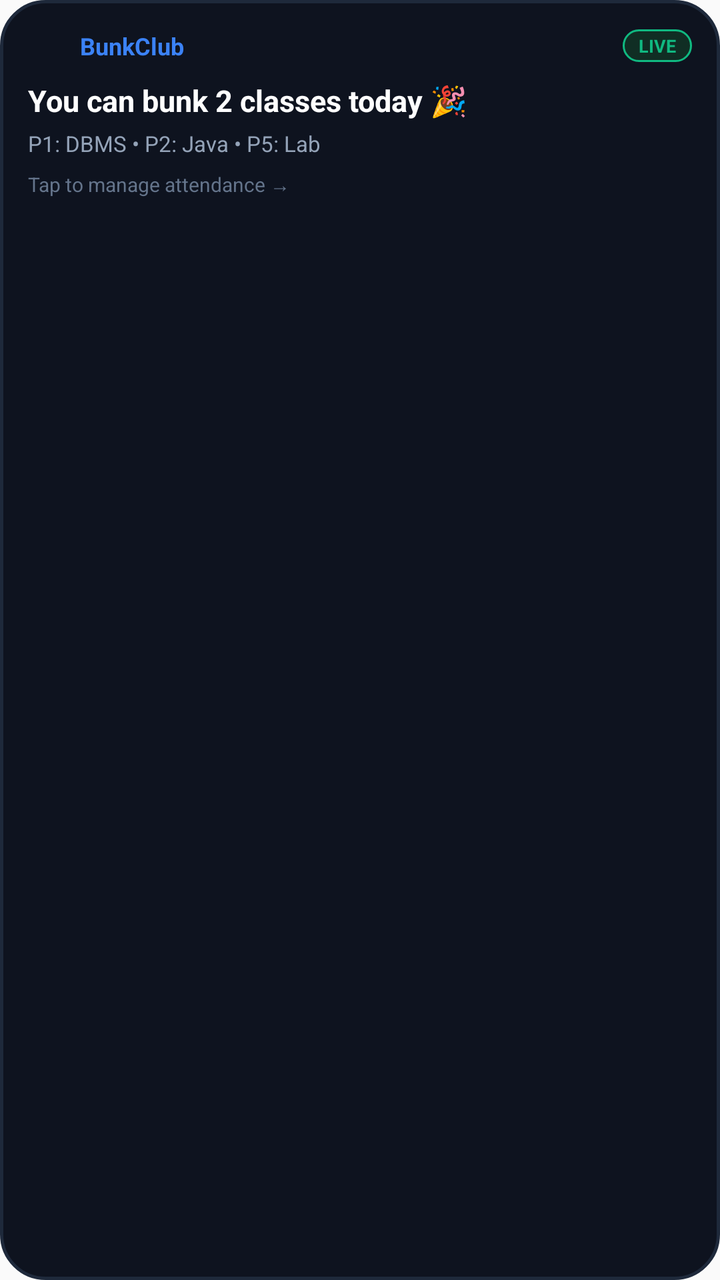
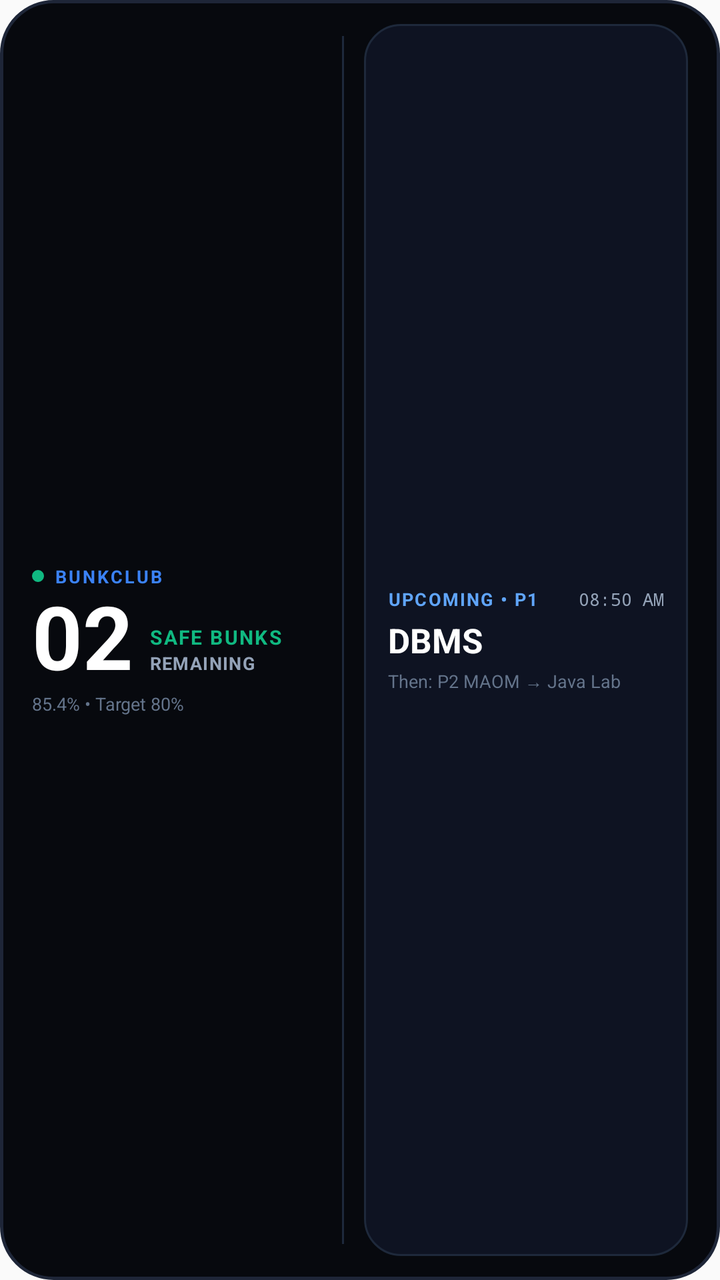

Two renders of the same Android screen: before a commit and after it. Below are the layout's source before the change and the commit's diff.
<!-- AndroidManifest.xml: application theme AppTheme -->
<!-- res/layout/bunk_widget_layout.xml -->
<?xml version="1.0" encoding="utf-8"?>
<LinearLayout xmlns:android="http://schemas.android.com/apk/res/android"
    android:id="@+id/widget_container"
    android:layout_width="match_parent"
    android:layout_height="match_parent"
    android:background="@drawable/widget_bg"
    android:orientation="vertical"
    android:padding="14dp">

    
    <LinearLayout
        android:layout_width="match_parent"
        android:layout_height="wrap_content"
        android:gravity="center_vertical"
        android:orientation="horizontal">

        <ImageView
            android:layout_width="18dp"
            android:layout_height="18dp"
            android:src="@mipmap/ic_launcher_round" />

        <TextView
            android:layout_width="0dp"
            android:layout_height="wrap_content"
            android:layout_marginStart="8dp"
            android:layout_weight="1"
            android:text="BunkClub"
            android:textColor="#3b82f6"
            android:textSize="12sp"
            android:textStyle="bold" />

        <TextView
            android:id="@+id/widget_badge"
            android:layout_width="wrap_content"
            android:layout_height="wrap_content"
            android:background="@drawable/widget_badge_bg"
            android:paddingStart="8dp"
            android:paddingTop="2dp"
            android:paddingEnd="8dp"
            android:paddingBottom="2dp"
            android:text="LIVE"
            android:textColor="#10b981"
            android:textSize="9sp"
            android:textStyle="bold" />
    </LinearLayout>

    
    <TextView
        android:id="@+id/widget_bunk_text"
        android:layout_width="match_parent"
        android:layout_height="wrap_content"
        android:layout_marginTop="8dp"
        android:text="You can bunk 2 classes today 🎉"
        android:textColor="#FFFFFF"
        android:textSize="15sp"
        android:textStyle="bold" />

    
    <TextView
        android:id="@+id/widget_periods_text"
        android:layout_width="match_parent"
        android:layout_height="wrap_content"
        android:layout_marginTop="4dp"
        android:ellipsize="end"
        android:maxLines="2"
        android:text="P1: DBMS • P2: Java • P5: Lab"
        android:textColor="#94a3b8"
        android:textSize="11sp" />

    
    <TextView
        android:layout_width="match_parent"
        android:layout_height="wrap_content"
        android:layout_marginTop="6dp"
        android:text="Tap to manage attendance →"
        android:textColor="#64748b"
        android:textSize="10sp" />

</LinearLayout>
<!-- resources referenced by this layout -->
<resources>
  <!-- drawable widget_badge_bg (drawable) -->
  <?xml version="1.0" encoding="utf-8"?>
  <shape xmlns:android="http://schemas.android.com/apk/res/android"
      android:shape="rectangle">
      <solid android:color="#102e24" />
      <corners android:radius="10dp" />
      <stroke
          android:width="1dp"
          android:color="#10b981" />
  </shape>
  <!-- drawable widget_bg (drawable) -->
  <?xml version="1.0" encoding="utf-8"?>
  <shape xmlns:android="http://schemas.android.com/apk/res/android"
      android:shape="rectangle">
      <solid android:color="#0e131f" />
      <corners android:radius="22dp" />
      <stroke
          android:width="1.5dp"
          android:color="#1e293b" />
  </shape>
  <!-- mipmap ic_launcher_round (mipmap-anydpi-v26) -->
  <?xml version="1.0" encoding="utf-8"?>
  <adaptive-icon xmlns:android="http://schemas.android.com/apk/res/android">
      <background android:drawable="@color/ic_launcher_background"/>
      <foreground android:drawable="@mipmap/ic_launcher_foreground"/>
  </adaptive-icon>
  <style name="AppTheme" parent="Theme.AppCompat.Light.DarkActionBar">
          
          <item name="colorPrimary">@color/colorPrimary</item>
          <item name="colorPrimaryDark">@color/colorPrimaryDark</item>
          <item name="colorAccent">@color/colorAccent</item>
      </style>
  <color name="ic_launcher_background">#FFFFFF</color>
</resources>

<!-- the commit's change to res/layout/bunk_widget_layout.xml (unified diff, before → after) -->
@@ -4,76 +4,173 @@
     android:layout_width="match_parent"
     android:layout_height="match_parent"
     android:background="@drawable/widget_bg"
-    android:orientation="vertical"
-    android:padding="14dp">
+    android:gravity="center_vertical"
+    android:orientation="horizontal"
+    android:paddingStart="16dp"
+    android:paddingTop="12dp"
+    android:paddingEnd="16dp"
+    android:paddingBottom="12dp">
 
     
     <LinearLayout
-        android:layout_width="match_parent"
-        android:layout_height="wrap_content"
+        android:layout_width="0dp"
+        android:layout_height="match_parent"
+        android:layout_weight="1.0"
         android:gravity="center_vertical"
-        android:orientation="horizontal">
+        android:orientation="vertical">
 
-        <ImageView
-            android:layout_width="18dp"
-            android:layout_height="18dp"
-            android:src="@mipmap/ic_launcher_round" />
-
-        <TextView
-            android:layout_width="0dp"
-            android:layout_height="wrap_content"
-            android:layout_marginStart="8dp"
-            android:layout_weight="1"
-            android:text="BunkClub"
-            android:textColor="#3b82f6"
-            android:textSize="12sp"
-            android:textStyle="bold" />
-
-        <TextView
-            android:id="@+id/widget_badge"
+        
+        <LinearLayout
             android:layout_width="wrap_content"
             android:layout_height="wrap_content"
-            android:background="@drawable/widget_badge_bg"
-            android:paddingStart="8dp"
-            android:paddingTop="2dp"
-            android:paddingEnd="8dp"
-            android:paddingBottom="2dp"
-            android:text="LIVE"
-            android:textColor="#10b981"
-            android:textSize="9sp"
-            android:textStyle="bold" />
+            android:gravity="center_vertical"
+            android:orientation="horizontal">
+
+            <View
+                android:layout_width="6dp"
+                android:layout_height="6dp"
+                android:background="@drawable/widget_dot_green" />
+
+            <TextView
+                android:layout_width="wrap_content"
+                android:layout_height="wrap_content"
+                android:layout_marginStart="5dp"
+                android:letterSpacing="0.12"
+                android:text="BUNKCLUB"
+                android:textColor="#3b82f6"
+                android:textSize="9sp"
+                android:textStyle="bold" />
+        </LinearLayout>
+
+        
+        <LinearLayout
+            android:layout_width="wrap_content"
+            android:layout_height="wrap_content"
+            android:gravity="bottom"
+            android:orientation="horizontal">
+
+            <TextView
+                android:id="@+id/widget_hero_num"
+                android:layout_width="wrap_content"
+                android:layout_height="wrap_content"
+                android:includeFontPadding="false"
+                android:text="02"
+                android:textColor="#FFFFFF"
+                android:textSize="44sp"
+                android:textStyle="bold" />
+
+            <LinearLayout
+                android:layout_width="wrap_content"
+                android:layout_height="wrap_content"
+                android:layout_marginStart="8dp"
+                android:layout_marginBottom="8dp"
+                android:orientation="vertical">
+
+                <TextView
+                    android:layout_width="wrap_content"
+                    android:layout_height="wrap_content"
+                    android:letterSpacing="0.08"
+                    android:text="SAFE BUNKS"
+                    android:textColor="#10b981"
+                    android:textSize="10sp"
+                    android:textStyle="bold" />
+
+                <TextView
+                    android:id="@+id/widget_bunk_status"
+                    android:layout_width="wrap_content"
+                    android:layout_height="wrap_content"
+                    android:letterSpacing="0.05"
+                    android:text="REMAINING"
+                    android:textColor="#94a3b8"
+                    android:textSize="9sp"
+                    android:textStyle="bold" />
+            </LinearLayout>
+        </LinearLayout>
+
+        
+        <TextView
+            android:id="@+id/widget_target_badge"
+            android:layout_width="wrap_content"
+            android:layout_height="wrap_content"
+            android:text="85.4% • Target 80%"
+            android:textColor="#64748b"
+            android:textSize="9sp" />
     </LinearLayout>
 
     
-    <TextView
-        android:id="@+id/widget_bunk_text"
-        android:layout_width="match_parent"
-        android:layout_height="wrap_content"
-        android:layout_marginTop="8dp"
-        android:text="You can bunk 2 classes today 🎉"
-        android:textColor="#FFFFFF"
-        android:textSize="15sp"
-        android:textStyle="bold" />
+    <View
+        android:layout_width="1dp"
+        android:layout_height="match_parent"
+        android:layout_marginStart="8dp"
+        android:layout_marginTop="6dp"
+        android:layout_marginEnd="10dp"
+        android:layout_marginBottom="6dp"
+        android:background="#1e293b" />
 
     
-    <TextView
-        android:id="@+id/widget_periods_text"
-        android:layout_width="match_parent"
-        android:layout_height="wrap_content"
-        android:layout_marginTop="4dp"
-        android:ellipsize="end"
-        android:maxLines="2"
-        android:text="P1: DBMS • P2: Java • P5: Lab"
-        android:textColor="#94a3b8"
-        android:textSize="11sp" />
+    <LinearLayout
+        android:layout_width="0dp"
+        android:layout_height="match_parent"
+        android:layout_weight="1.1"
+        android:background="@drawable/widget_inner_card"
+        android:gravity="center_vertical"
+        android:orientation="vertical"
+        android:paddingStart="12dp"
+        android:paddingTop="8dp"
+        android:paddingEnd="12dp"
+        android:paddingBottom="8dp">
 
-    
-    <TextView
-        android:layout_width="match_parent"
-        android:layout_height="wrap_content"
-        android:layout_marginTop="6dp"
-        android:text="Tap to manage attendance →"
-        android:textColor="#64748b"
-        android:textSize="10sp" />
+        <LinearLayout
+            android:layout_width="match_parent"
+            android:layout_height="wrap_content"
+            android:gravity="center_vertical"
+            android:orientation="horizontal">
+
+            <TextView
+                android:id="@+id/widget_next_badge"
+                android:layout_width="0dp"
+                android:layout_height="wrap_content"
+                android:layout_weight="1"
+                android:letterSpacing="0.08"
+                android:text="UPCOMING • P1"
+                android:textColor="#60a5fa"
+                android:textSize="9sp"
+                android:textStyle="bold" />
+
+            <TextView
+                android:id="@+id/widget_period_time"
+                android:layout_width="wrap_content"
+                android:layout_height="wrap_content"
+                android:fontFamily="monospace"
+                android:text="08:50 AM"
+                android:textColor="#94a3b8"
+                android:textSize="9sp" />
+        </LinearLayout>
+
+        
+        <TextView
+            android:id="@+id/widget_subject_name"
+            android:layout_width="match_parent"
+            android:layout_height="wrap_content"
+            android:layout_marginTop="3dp"
+            android:ellipsize="end"
+            android:maxLines="1"
+            android:text="DBMS"
+            android:textColor="#FFFFFF"
+            android:textSize="17sp"
+            android:textStyle="bold" />
+
+        
+        <TextView
+            android:id="@+id/widget_sub_queue"
+            android:layout_width="match_parent"
+            android:layout_height="wrap_content"
+            android:layout_marginTop="3dp"
+            android:ellipsize="end"
+            android:maxLines="1"
+            android:text="Then: P2 MAOM → Java Lab"
+            android:textColor="#64748b"
+            android:textSize="9sp" />
+    </LinearLayout>
 
 </LinearLayout>
<!-- resource entries referenced after the edit -->
@@ -1,37 +1,39 @@
 <!-- resources referenced by this layout -->
 <resources>
-  <!-- drawable widget_badge_bg (drawable) -->
-  <?xml version="1.0" encoding="utf-8"?>
-  <shape xmlns:android="http://schemas.android.com/apk/res/android"
-      android:shape="rectangle">
-      <solid android:color="#102e24" />
-      <corners android:radius="10dp" />
-      <stroke
-          android:width="1dp"
-          android:color="#10b981" />
-  </shape>
   <!-- drawable widget_bg (drawable) -->
   <?xml version="1.0" encoding="utf-8"?>
   <shape xmlns:android="http://schemas.android.com/apk/res/android"
       android:shape="rectangle">
-      <solid android:color="#0e131f" />
-      <corners android:radius="22dp" />
+      <solid android:color="#07090e" />
+      <corners android:radius="26dp" />
       <stroke
           android:width="1.5dp"
+          android:color="#1e2638" />
+  </shape>
+  <!-- drawable widget_dot_green (drawable) -->
+  <?xml version="1.0" encoding="utf-8"?>
+  <shape xmlns:android="http://schemas.android.com/apk/res/android"
+      android:shape="oval">
+      <solid android:color="#10b981" />
+      <size
+          android:width="6dp"
+          android:height="6dp" />
+  </shape>
+  <!-- drawable widget_inner_card (drawable) -->
+  <?xml version="1.0" encoding="utf-8"?>
+  <shape xmlns:android="http://schemas.android.com/apk/res/android"
+      android:shape="rectangle">
+      <solid android:color="#0e1322" />
+      <corners android:radius="18dp" />
+      <stroke
+          android:width="1dp"
           android:color="#1e293b" />
   </shape>
-  <!-- mipmap ic_launcher_round (mipmap-anydpi-v26) -->
-  <?xml version="1.0" encoding="utf-8"?>
-  <adaptive-icon xmlns:android="http://schemas.android.com/apk/res/android">
-      <background android:drawable="@color/ic_launcher_background"/>
-      <foreground android:drawable="@mipmap/ic_launcher_foreground"/>
-  </adaptive-icon>
   <style name="AppTheme" parent="Theme.AppCompat.Light.DarkActionBar">
           
           <item name="colorPrimary">@color/colorPrimary</item>
           <item name="colorPrimaryDark">@color/colorPrimaryDark</item>
           <item name="colorAccent">@color/colorAccent</item>
       </style>
-  <color name="ic_launcher_background">#FFFFFF</color>
 </resources>
 
